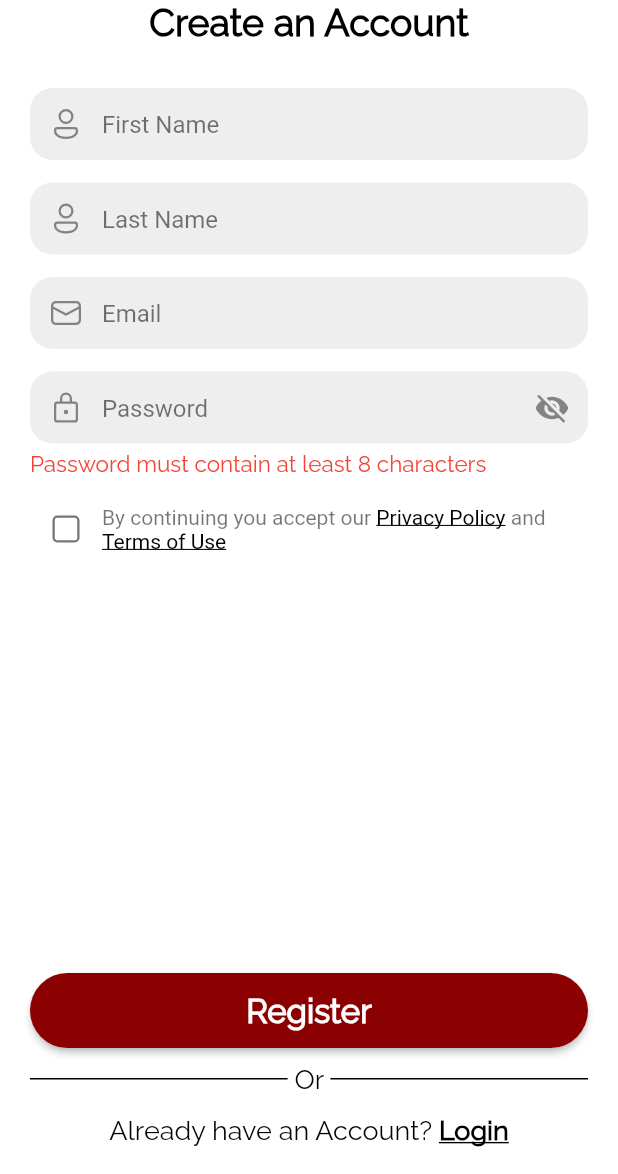
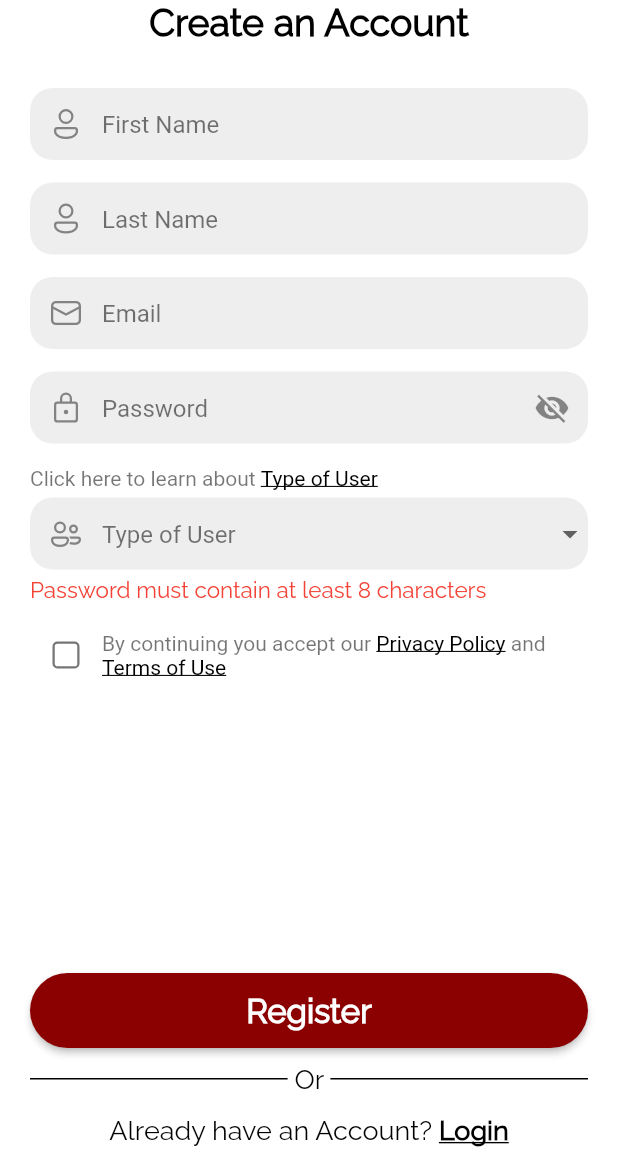
Before and after one commit to RonaPolar/I-Fit, a Flutter app: the Register screen opened directly, on a phone screen of 412 x 824 dp, the part 62-1236 px from its top. Run offline on Flutter 3.47's test engine with Material 2 defaults, Android fonts, the phone set to English and light mode, and no system bars; our stand-ins replace animated_toggle_switch, fl_chart, fluentui_icons, flutter_native_splash, gap, readmore and 5 more; missing offline and left inert: dotted_dashed_line, simple_animation_progress_bar; accounts and stored records are empty; key blocks and very long unbroken strings in the code were emptied for the run.

Commit message:
Expert Ui is on the Work

```diff
--- a/lib/main.dart
+++ b/lib/main.dart
@@ -60,7 +60,7 @@ class _MyAppState extends State<MyApp> {
         primaryColor: primary,
       ),
       title: 'I-Fit',
-    // home: const DiscoverNavbar(),
+    // home: const Register(),
     home: widget.homeScreen, //either Onboarding or Register Screen
 
     );
--- a/lib/screens/account-login&reg/register/register_part2.dart
+++ b/lib/screens/account-login&reg/register/client_registration/register_part2.dart
@@ -4,7 +4,7 @@ import 'package:gap/gap.dart';
 import 'package:ifit/common/utils/app_styles.dart';
 import 'package:ifit/common/widgets/main_button.dart';
 import 'package:ifit/common/widgets/text_field_container.dart';
-import 'package:ifit/screens/account-login&reg/register/register_part3.dart';
+import 'package:ifit/screens/account-login&reg/register/client_registration/register_part3.dart';
 
 class RegisterPart2 extends StatefulWidget {
   const RegisterPart2({super.key});
--- a/lib/screens/account-login&reg/register/register_part3.dart
+++ b/lib/screens/account-login&reg/register/client_registration/register_part3.dart
@@ -2,7 +2,7 @@ import 'package:flutter/material.dart';
 import 'package:gap/gap.dart';
 import 'package:ifit/common/utils/app_styles.dart';
 import 'package:ifit/common/widgets/main_button.dart';
-import 'package:ifit/screens/account-login&reg/register/registration_success.dart';
+import 'package:ifit/screens/account-login&reg/register/client_registration/client_reg_success.dart';
 
 class RegisterPart3 extends StatefulWidget {
   const RegisterPart3({super.key});
@@ -86,7 +86,7 @@ Widget build(BuildContext context) {
                         Navigator.pushReplacement(
                           context,
                           MaterialPageRoute(
-                            builder: (context) => const SuccessRegistration(),
+                            builder: (context) => const ClientSuccessRegistration(),
                           ),
                         );
                       },
--- a/lib/screens/account-login&reg/register/register.dart
+++ b/lib/screens/account-login&reg/register/register.dart
@@ -6,9 +6,10 @@ import 'package:ifit/common/utils/app_styles.dart';
 import 'package:ifit/common/widgets/main_button.dart';
 import 'package:ifit/common/widgets/verification_text_box.dart';
 import 'package:ifit/screens/account-login&reg/login.dart';
+import 'package:ifit/screens/account-login&reg/register/client_registration/register_part2.dart';
+import 'package:ifit/screens/account-login&reg/register/expert_registration/expert_registration1.dart';
 import 'package:ifit/screens/account-login&reg/register/popup_privacy_terms.dart';
 import 'package:ifit/common/widgets/text_field_container.dart';
-import 'package:ifit/screens/account-login&reg/register/register_part2.dart';
 
 class Register extends StatefulWidget {
   const Register({super.key});
@@ -20,6 +21,8 @@ class Register extends StatefulWidget {
 class _RegisterState extends State<Register> {
   bool _isPasswordVisible = false; // Track password visibility
   bool _isCheck = false; // Track check box
+  String? selectedValue;
+  String? destinationScreen;
 
   // Function to show the Privacy Policy dialog
   void _showPrivacyPolicyDialog() {
@@ -29,6 +32,10 @@ class _RegisterState extends State<Register> {
   // Function to show the Terms of Use dialog
   void _showTermsOfUseDialog() {
     CustomDialogs.showTermsOfUseDialog(context);
+  }
+
+  void _showTypesOfUserDialog() {
+    CustomDialogs.showTypesOfUserDialog(context);
   }
 
   @override
@@ -94,6 +101,57 @@ class _RegisterState extends State<Register> {
                                 });
                               },
                             ),
+                          ),
+                          const Gap(15),
+                          Align(
+                            alignment: Alignment.bottomLeft,
+                            child: Text.rich(
+                              TextSpan(
+                                text: 'Click here to learn about ',
+                                children: [
+                                  TextSpan(
+                                    text: 'Type of User',
+                                    style: TextStyle(
+                                      color: Styles.textColor,
+                                      decoration: TextDecoration.underline,
+                                    ),
+                                    recognizer: TapGestureRecognizer()
+                                      ..onTap = () {
+                                        _showTypesOfUserDialog(); // Show Privacy Policy dialog
+                                      },
+                                  ),
+                                ],
+                              ),
+                              style: TextStyle(color: Styles.fadeTextColor),
+                            ),
+                          ),
+                          const Gap(5),
+                          RegisterDropDown(
+                            hintText: 'Type of User',
+                            icon: FluentSystemIcons.ic_fluent_people_regular,
+                            items: const [
+                              DropdownMenuItem<String>(
+                                value: "Client",
+                                child: Text("Client"),
+                              ),
+                              DropdownMenuItem<String>(
+                                value: "Expert",
+                                child: Text("Expert"),
+                              )
+                            ],
+                            onChanged: (value) {
+                              setState(() {
+                                selectedValue = value;
+
+                                if (value == "Client") {
+                                destinationScreen = "ClientRegistration";
+                                } else if (value == "Expert") {
+                                  destinationScreen = "ExpertRegistration";
+                                }
+
+                              });
+                            },
+                            selectedValue: selectedValue,
                           ),
                           const Gap(5),
                           Align(
@@ -172,15 +230,20 @@ class _RegisterState extends State<Register> {
                     MainButton(
                       title: 'Register',
                       onPressed: () {
-                        Navigator.push(
-                          context,
+                          Navigator.push(context,
                             MaterialPageRoute(
                               builder: (context) => VerificationCodeScreen(onConfirmPressed: (){
+                                if (destinationScreen == "ClientRegistration") {
                                   Navigator.pushReplacement(context,MaterialPageRoute(
                                     builder: (context) => const RegisterPart2()),);
+                                } else if (destinationScreen == "ExpertRegistration") {
+                                  Navigator.pushReplacement(context,MaterialPageRoute(
+                                    builder: (context) => const ExpertRegistration1()),);
+                                }
                               }),
                             ),
                           );
+
                       },
                     ),
                     const Gap(10),
--- a/lib/screens/clients_main_screens/profile_screens/settings/edit_profile.dart
+++ b/lib/screens/clients_main_screens/profile_screens/settings/edit_profile.dart
@@ -5,7 +5,7 @@ import 'package:ifit/common/utils/app_styles.dart';
 import 'package:ifit/common/widgets/confirmation_dialog.dart';
 import 'package:ifit/common/widgets/main_button.dart';
 import 'package:ifit/common/widgets/text_field_container.dart';
-import 'package:ifit/screens/account-login&reg/register/register_part2.dart';
+import 'package:ifit/screens/account-login&reg/register/client_registration/register_part2.dart';
 import 'package:ifit/screens/clients_main_screens/main_bottom_bar.dart';
 
 class EditProfile extends StatefulWidget {
```
Also changed, not shown: lib/screens/account-login&reg/register/client_registration/client_reg_success.dart (added, +78 -0 lines), lib/screens/account-login&reg/register/expert_registration/expert_reg_success.dart (renamed from lib/screens/account-login&reg/register/registration_success.dart, +5 -5 lines), lib/screens/account-login&reg/register/expert_registration/expert_registration1.dart (added, +149 -0 lines), lib/screens/account-login&reg/register/popup_privacy_terms.dart (+51 -0 lines). Lines whose indentation alone changed are shown as unchanged.
